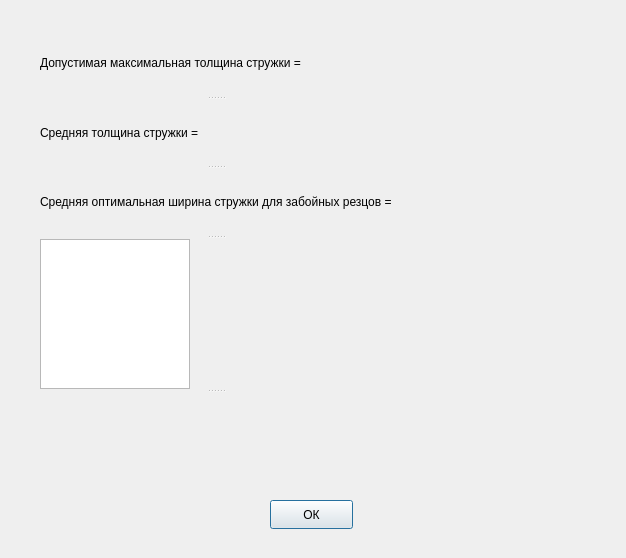
QuantYyY/qt-dekanat, file dialog_1.ui: the form before one commit.
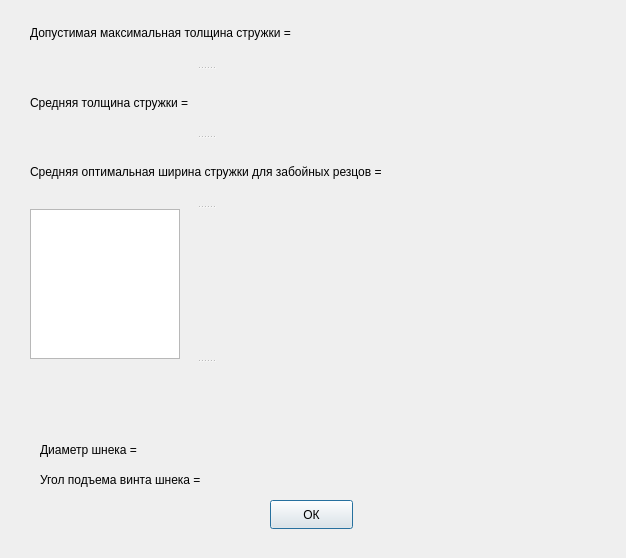
The form after the commit.

What changed in the file:
```diff
--- a/dialog_1.ui
+++ b/dialog_1.ui
@@ -35,8 +35,8 @@
   <widget class="QSplitter" name="splitter_2">
    <property name="geometry">
     <rect>
-     <x>40</x>
-     <y>30</y>
+     <x>30</x>
+     <y>0</y>
      <width>445</width>
      <height>431</height>
     </rect>
@@ -84,6 +84,32 @@
     </property>
    </widget>
   </widget>
+  <widget class="QLabel" name="label_5">
+   <property name="geometry">
+    <rect>
+     <x>40</x>
+     <y>440</y>
+     <width>231</width>
+     <height>20</height>
+    </rect>
+   </property>
+   <property name="text">
+    <string>Диаметр шнека = </string>
+   </property>
+  </widget>
+  <widget class="QLabel" name="label_6">
+   <property name="geometry">
+    <rect>
+     <x>40</x>
+     <y>470</y>
+     <width>391</width>
+     <height>20</height>
+    </rect>
+   </property>
+   <property name="text">
+    <string>Угол подъема винта шнека = </string>
+   </property>
+  </widget>
  </widget>
  <resources/>
  <connections/>
```
